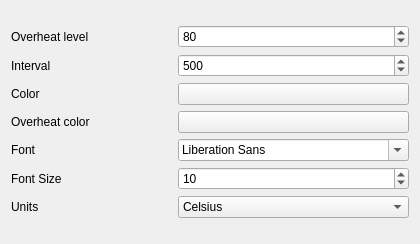
Qt form contents/ui/configwindow.ui (alex-oleshkevich/simple-cpu-sensor) before a commit.
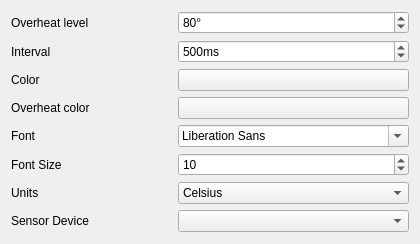
The same form after that commit. Custom widgets are drawn as their Qt base class.

Commit message: - Rewrote config.py.  - Handles KConfig for plasmoids correctly.  - Built-in default configuration options.  - Automagic default detection. - Enhanced configwindow.py  - Just works better.  - Ability to select sensor interface. - Changed data collection method in main.py  - Uses Plasma.DataEngine, which is recommended.  - Looks for lmsensors data sources in the 'systemmonitor' engine.  - Uses a built in update interval for data sources instead of a poll timer.

```diff
--- a/contents/ui/configwindow.ui
+++ b/contents/ui/configwindow.ui
@@ -102,6 +102,12 @@
      </item>
      <item row="1" column="2">
       <widget class="QSpinBox" name="sb_interval">
+       <property name="suffix">
+        <string>ms</string>
+       </property>
+       <property name="minimum">
+        <number>100</number>
+       </property>
        <property name="maximum">
         <number>10000</number>
        </property>
@@ -118,6 +124,9 @@
        <property name="toolTip">
         <string>Maximum temperature level before changing to alert color</string>
        </property>
+       <property name="suffix">
+        <string>°</string>
+       </property>
        <property name="maximum">
         <number>200</number>
        </property>
@@ -153,6 +162,16 @@
        </property>
       </widget>
      </item>
+     <item row="8" column="0">
+      <widget class="QLabel" name="label_4">
+       <property name="text">
+        <string>Sensor Device</string>
+       </property>
+      </widget>
+     </item>
+     <item row="8" column="2">
+      <widget class="QComboBox" name="sensor_device"/>
+     </item>
     </layout>
    </item>
   </layout>
```
The commit also changes 4 other files.
